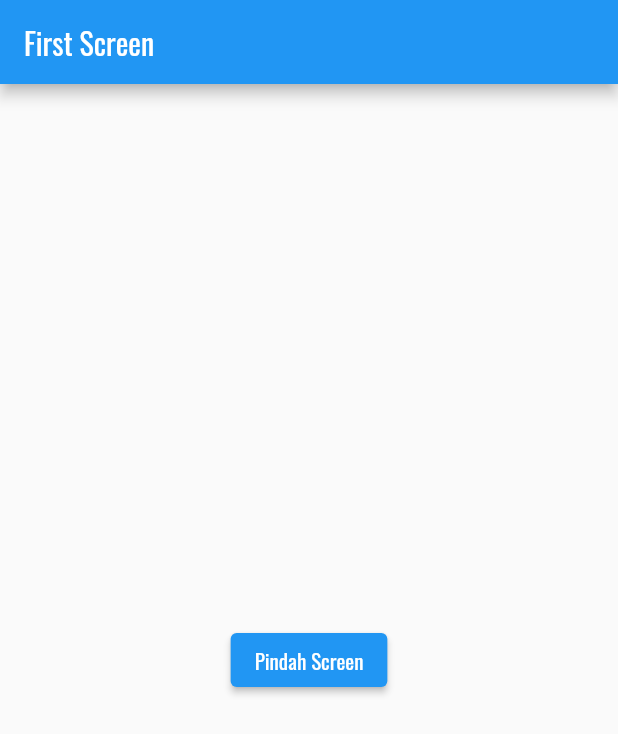
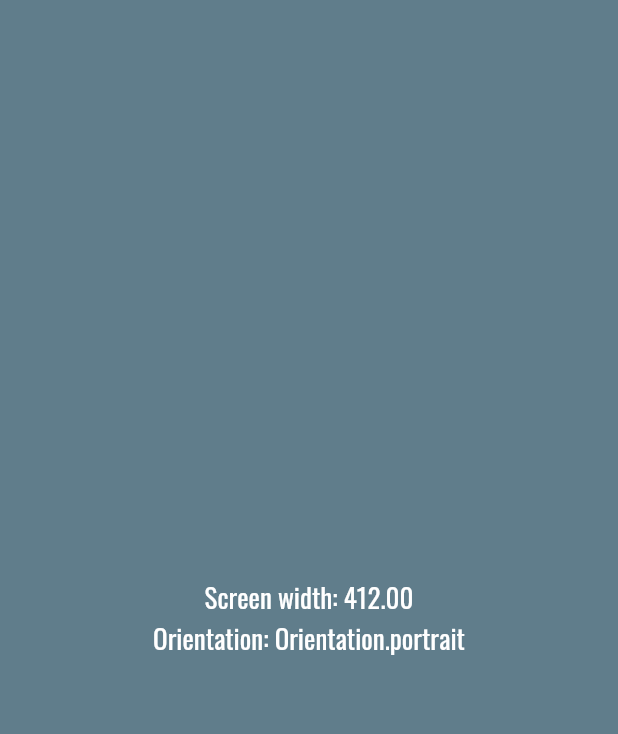
Before and after one commit to titikkoma88/dicoding_flutter, a Flutter app: the screen it shows after launch, on a phone screen of 412 x 824 dp. Shown: the top 734 px of the screen. Run offline on Flutter 3.47's test engine with Material 2 defaults, Android fonts, the phone set to English and light mode, and no system bars.

Commit message:
Responsive Layout, MediaQuery

```diff
--- a/lib/main.dart
+++ b/lib/main.dart
@@ -15,29 +15,34 @@
         fontFamily: 'Oswald',
         primarySwatch: Colors.blue,
       ),
-      home: FirstScreen(),
+      home: HomePage(),
     );
   }
 }
 
-class FirstScreen extends StatelessWidget {
-  final String message = 'Hello from First Screen!';
-
+class HomePage extends StatelessWidget {
   @override
   Widget build(BuildContext context) {
+    Size screenSize = MediaQuery.of(context).size;
+    Orientation orientation = MediaQuery.of(context).orientation;
+
     return Scaffold(
-      appBar: AppBar(
-        title: Text('First Screen'),
-      ),
-      body: Center(
-        child: ElevatedButton(
-          child: Text('Pindah Screen'),
-          onPressed: () {
-            Navigator.push(context, MaterialPageRoute(builder: (context) {
-              return SecondScreen(message);
-            }));
-          },
-        ),
+      backgroundColor: Colors.blueGrey,
+      body: Column(
+        mainAxisAlignment: MainAxisAlignment.center,
+        crossAxisAlignment: CrossAxisAlignment.stretch,
+        children: [
+          Text(
+            'Screen width: ${screenSize.width.toStringAsFixed(2)}',
+            style: TextStyle(color: Colors.white, fontSize: 18),
+            textAlign: TextAlign.center,
+          ),
+          Text(
+            'Orientation: $orientation',
+            style: TextStyle(color: Colors.white, fontSize: 18),
+            textAlign: TextAlign.center,
+          ),
+        ],
       ),
     );
   }
```
